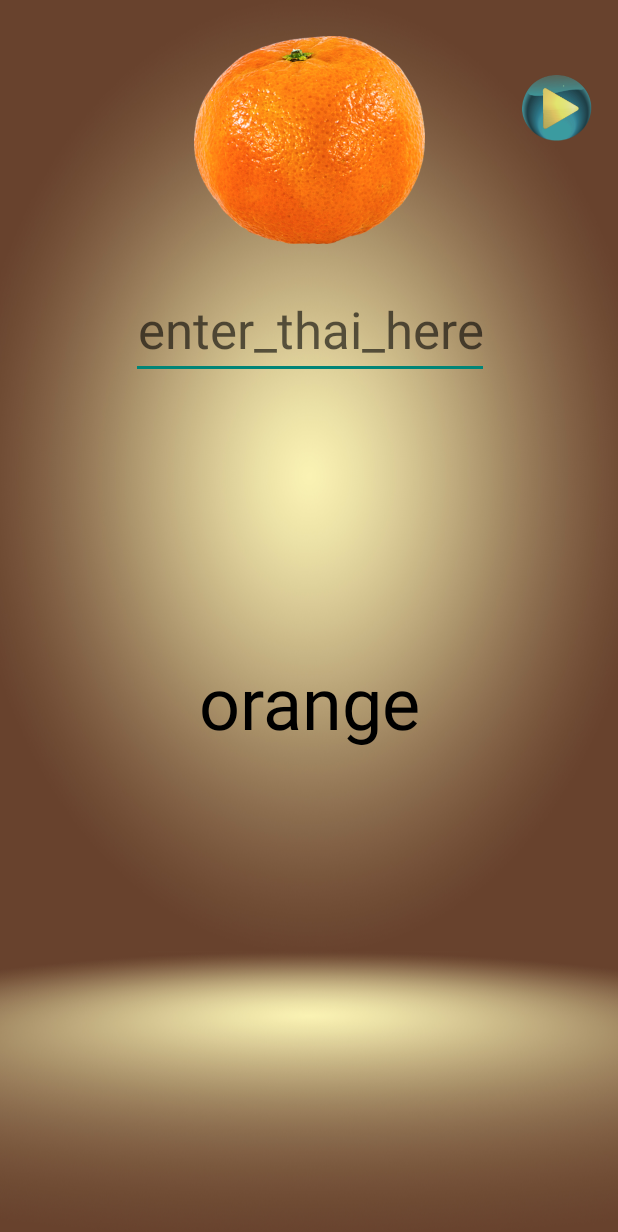
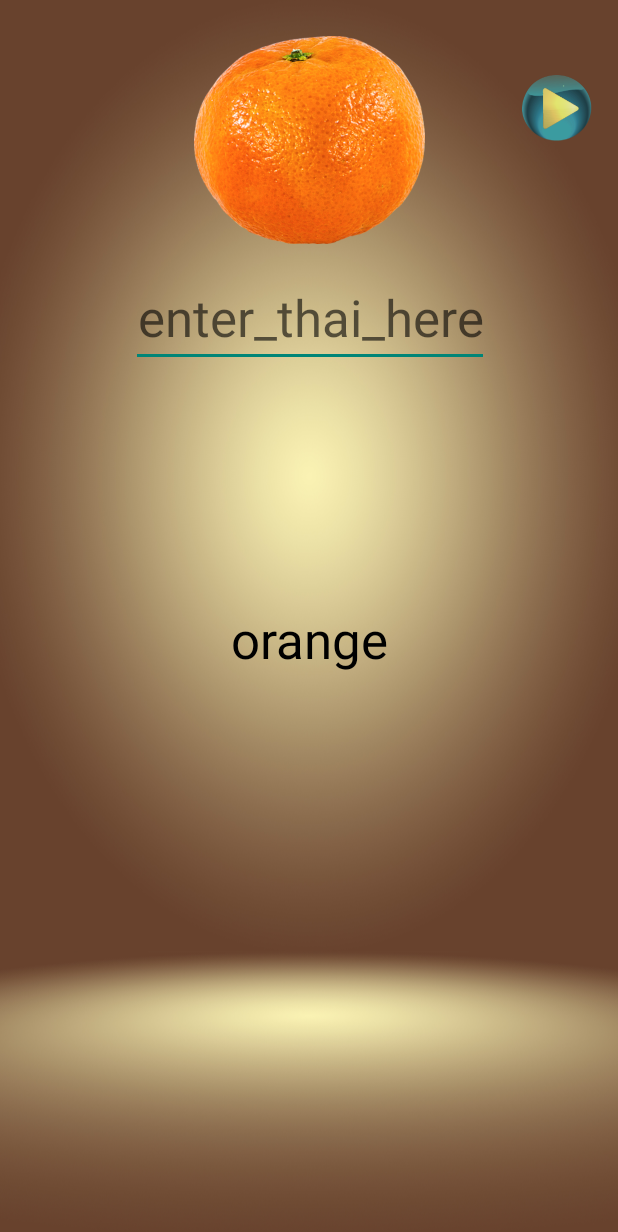
Before and after one commit to mrBink/Catagories, an Android app: the ThaiCats screen opened directly, with no data from a screen before it, on a phone screen of 412 x 824 dp. Shown: the top 1232 px of the screen. Run offline under Robolectric (Android 15) with nearby library versions, the light colour scheme and no system bars.

Commit message:
all the code

```diff
--- a/app/src/main/res/layout-large/activity_fruit_cat.xml
+++ b/app/src/main/res/layout-large/activity_fruit_cat.xml
@@ -81,7 +81,7 @@
         android:importantForAutofill="no"
         android:inputType="none"
         android:textAlignment="center"
-        android:textColor="#FFEB3B"
+        android:textColor="#C20545"
         android:textSize="60sp"
         app:layout_constraintEnd_toEndOf="parent"
         app:layout_constraintStart_toStartOf="parent"
--- a/app/src/main/res/layout/activity_fruit_cat.xml
+++ b/app/src/main/res/layout/activity_fruit_cat.xml
@@ -45,7 +45,7 @@
         android:inputType="text"
         android:text=""
         android:textAlignment="center"
-        android:textSize="34sp"
+        android:textSize="24sp"
         app:layout_constraintEnd_toEndOf="parent"
         app:layout_constraintHorizontal_bias="0.503"
         app:layout_constraintStart_toStartOf="parent"
@@ -75,8 +75,8 @@
         android:importantForAutofill="no"
         android:inputType="none"
         android:textAlignment="center"
-        android:textColor="#FFEB3B"
-        android:textSize="60sp"
+        android:textColor="#C20545"
+        android:textSize="24sp"
         app:layout_constraintEnd_toEndOf="parent"
         app:layout_constraintHorizontal_bias="0.502"
         app:layout_constraintStart_toStartOf="parent"
--- a/app/src/main/res/layout/activity_grade_for_english.xml
+++ b/app/src/main/res/layout/activity_grade_for_english.xml
@@ -30,7 +30,7 @@
         android:layout_marginEnd="32dp"
         android:text="@string/this_is_right_fucked"
         android:textColor="#BA0404"
-        android:textSize="48sp"
+        android:textSize="34sp"
         app:layout_constraintEnd_toEndOf="parent"
         app:layout_constraintStart_toStartOf="parent"
         app:layout_constraintTop_toTopOf="parent"
@@ -44,10 +44,10 @@
         android:inputType="textMultiLine"
         android:scrollbars="vertical"
         android:text="@string/textview"
-        android:textIsSelectable="true"
         android:textAlignment="viewStart"
         android:textColor="#000000"
-        android:textSize="30sp"
+        android:textIsSelectable="true"
+        android:textSize="24sp"
         app:layout_constraintEnd_toEndOf="parent"
         app:layout_constraintStart_toStartOf="parent"
         app:layout_constraintTop_toBottomOf="@+id/reportCard"
--- a/app/src/main/res/layout/activity_thai_cats.xml
+++ b/app/src/main/res/layout/activity_thai_cats.xml
@@ -36,7 +36,7 @@
         android:id="@+id/userEntert"
         android:layout_width="wrap_content"
         android:layout_height="wrap_content"
-        android:layout_marginTop="24dp"
+        android:layout_marginTop="16dp"
         android:hint="@string/enter_thai_here"
         android:imeOptions="actionDone"
         android:importantForAutofill="no"
@@ -53,7 +53,7 @@
         android:id="@+id/useHintT"
         android:layout_width="wrap_content"
         android:layout_height="wrap_content"
-        android:layout_marginTop="24dp"
+        android:layout_marginTop="16dp"
         android:text="@string/use_the_thai_letters_below"
         android:textAlignment="center"
         android:textColor="#930404"
@@ -67,7 +67,7 @@
         android:id="@+id/scrambledFieldt"
         android:layout_width="wrap_content"
         android:layout_height="wrap_content"
-        android:layout_marginTop="24dp"
+        android:layout_marginTop="16dp"
         android:hint="@string/dynamic"
         android:importantForAutofill="no"
         android:inputType="none"
@@ -84,12 +84,12 @@
         android:id="@+id/dispThaiWord"
         android:layout_width="wrap_content"
         android:layout_height="wrap_content"
-        android:layout_marginTop="24dp"
+        android:layout_marginTop="16dp"
         android:hint="@string/dynamic"
         android:importantForAutofill="no"
         android:textAlignment="center"
         android:textColor="@color/black"
-        android:textSize="48sp"
+        android:textSize="34sp"
         app:layout_constraintEnd_toEndOf="parent"
         app:layout_constraintStart_toStartOf="parent"
         app:layout_constraintTop_toBottomOf="@+id/scrambledFieldt"
```
